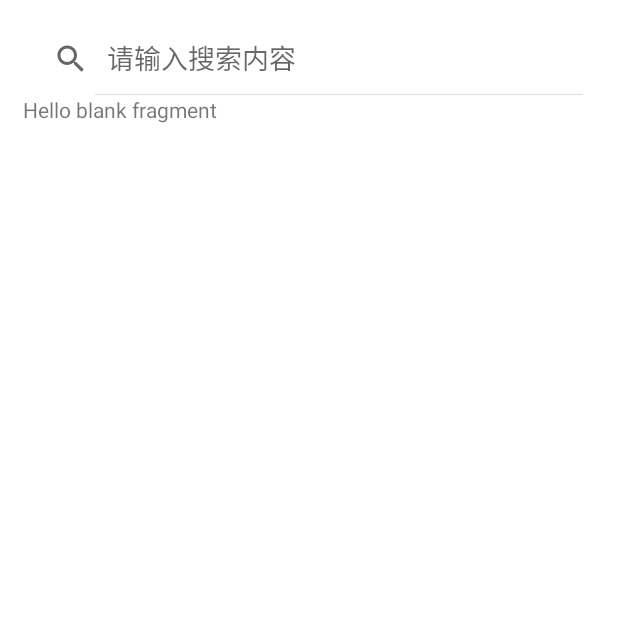
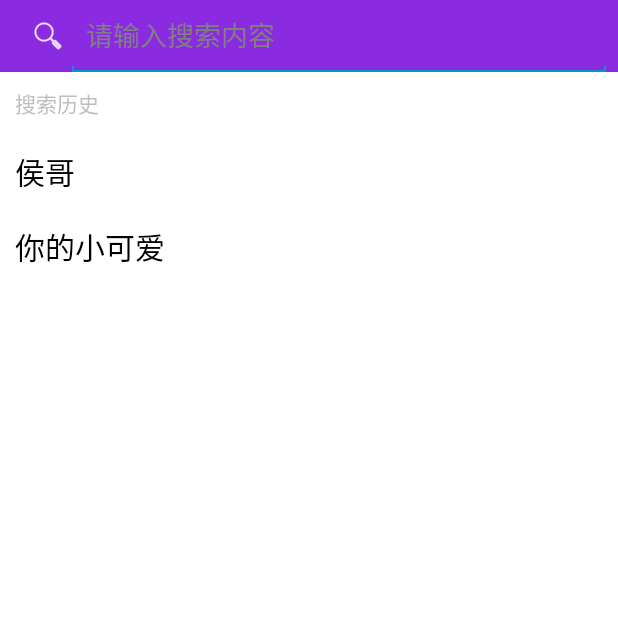
Before and after one commit to leezythu/NewsApp, an Android app: the screen it shows after launch (Search before the commit, SearchHistory after it), after a tap on "Search", on a phone screen of 412 x 824 dp, the top half of it. Run offline under Robolectric (Android 15) with nearby library versions, the phone set to English and light mode, and no system bars; our stand-ins replace Room's generated code, navigation-ui; libraries missing offline, so code that uses them is left out: com.nostra13.universalimageloader, com.scwang.smartrefresh; 5 statements that could not run were skipped.

Commit message:
add search function

```diff
--- a/src/main/AndroidManifest.xml
+++ b/src/main/AndroidManifest.xml
@@ -39,6 +39,12 @@
             android:label="@string/title_activity_search"
             android:theme="@style/AppTheme.NoActionBar"></activity>
         <activity
+            android:parentActivityName=".MainActivity"
+            android:name=".SearchHistory"
+            android:label="@string/title_activity_search_history"
+            android:theme="@style/AppTheme.NoActionBar"></activity>
+
+        <activity
             android:name=".MainActivity"
             android:label="@string/app_name"
             android:theme="@style/AppTheme.NoActionBar">
--- a/src/main/java/com/zhenyu/zhenyu/MainActivity.java
+++ b/src/main/java/com/zhenyu/zhenyu/MainActivity.java
@@ -225,7 +225,11 @@ public class MainActivity extends AppCompatActivity {
             @Override
             public boolean onMenuItemClick(MenuItem item) {
 //                Toast.makeText(getApplicationContext(), "您点击了头像", Toast.LENGTH_LONG).show();
-                Intent intent = new Intent(getApplicationContext(), Search.class);
+                Intent intent = new Intent(getApplicationContext(), SearchHistory.class);
+                Bundle bundle = new Bundle();
+                String keyword="null";
+                bundle.putString("keyword",keyword);
+                intent.putExtras(bundle);
                 startActivity(intent);
                 return true;
             }
--- a/src/main/java/com/zhenyu/zhenyu/NewsPages/HFpages/HFfragement.java
+++ b/src/main/java/com/zhenyu/zhenyu/NewsPages/HFpages/HFfragement.java
@@ -41,7 +41,6 @@ public class HFfragement  extends Fragment {
     private String CategoryS;
     private DateControl dateControl;
     private int mflag;
-
 
     public static HFfragement newInstance(int index, String category) {
         HFfragement fragment = new HFfragement();
--- a/src/main/java/com/zhenyu/zhenyu/NewsPages/searchGadget/Searchpage.java
+++ b/src/main/java/com/zhenyu/zhenyu/NewsPages/searchGadget/Searchpage.java
@@ -52,7 +52,7 @@ public class Searchpage extends Fragment {
         String keys = "中国";
         if(getArguments() != null) {
             keys = getArguments().getString("KeyWords");
-            keys = "中国";
+            keys = "军事";
             Toast.makeText(getContext(), "network request", Toast.LENGTH_LONG).show();
             Reception.request(keys, null, null, null, 3);
             viewModel.searchFor(keys);
--- /dev/null
+++ b/src/main/java/com/zhenyu/zhenyu/SearchHistory.java
@@ -0,0 +1,113 @@
+package com.zhenyu.zhenyu;
+
+
+import android.app.Activity;
+import android.content.Intent;
+import android.os.Bundle;
+import android.view.MotionEvent;
+import android.view.View;
+import android.view.Window;
+import android.widget.Adapter;
+import android.widget.AdapterView;
+import android.widget.ArrayAdapter;
+import android.widget.Button;
+import android.widget.ListView;
+import android.widget.SearchView;
+import android.widget.TextView;
+import android.widget.Toast;
+
+import androidx.appcompat.app.AppCompatActivity;
+import androidx.fragment.app.Fragment;
+import androidx.fragment.app.FragmentManager;
+import androidx.fragment.app.FragmentTransaction;
+import androidx.viewpager.widget.ViewPager;
+
+import com.google.android.material.tabs.TabLayout;
+import com.nostra13.universalimageloader.core.ImageLoader;
+import com.nostra13.universalimageloader.core.ImageLoaderConfiguration;
+import com.zhenyu.zhenyu.Database.AppDatabase;
+import com.zhenyu.zhenyu.NewsPages.HFpages.H_SectionsPagerAdapter;
+import com.zhenyu.zhenyu.NewsPages.ViewListNews.RecyclerItemClickListener;
+import com.zhenyu.zhenyu.NewsPages.searchGadget.S_SectionsPagerAdapter;
+import com.zhenyu.zhenyu.NewsPages.searchGadget.Searchpage;
+
+import java.util.ArrayList;
+import java.util.List;
+
+public class SearchHistory extends AppCompatActivity {
+    private SearchView mSearchView;
+    private List<String> searchHistory=new ArrayList<String>();
+    private  ListView listView;
+    String key;
+    @Override
+    protected void onCreate(Bundle savedInstanceState) {
+        super.onCreate(savedInstanceState);
+//        AppCompatDelegate.setDefaultNightMode(AppCompatDelegate.MODE_NIGHT_NO);
+        this.setTheme(R.style.Default);
+        requestWindowFeature(Window.FEATURE_NO_TITLE);
+        setContentView(R.layout.search_h_main);
+        initsearch();
+
+    }
+    public void initsearch() {
+        searchHistory.add("侯哥");
+        searchHistory.add("你的小可爱");
+        mSearchView = (SearchView) findViewById(R.id.searchView);
+        // 设置搜索文本监听
+        mSearchView.setOnQueryTextListener(new SearchView.OnQueryTextListener() {
+            // 当点击搜索按钮时触发该方法
+            @Override
+            public boolean onQueryTextSubmit(String query) {
+                searchHistory.add(query);
+                key = query;
+                Intent intent = new Intent(getApplicationContext(), Search.class);
+                Bundle bundle = new Bundle();
+                String keyword = query;
+                bundle.putString("keyword", keyword);
+                intent.putExtras(bundle);
+                startActivity(intent);
+                if (query.length() > 0) {
+                    Toast.makeText(getApplicationContext(), "key==" + key, Toast.LENGTH_LONG).show();
+                    mSearchView.setIconified(true);
+                    return true;
+                } else {
+                    return false;
+                }
+
+            }
+
+            // 当搜索内容改变时触发该方法
+            @Override
+            public boolean onQueryTextChange(String newText) {
+//                if (!TextUtils.isEmpty(newText)){
+//                    mListView.setFilterText(newText);
+//                }else{
+//                    mListView.clearTextFilter();
+//                }
+
+                return false;
+            }
+        });
+
+
+        ArrayAdapter<String>adapter=new ArrayAdapter<String>(this,R.layout.listview_text,R.id.listview_text,searchHistory);
+        listView = (ListView) findViewById(R.id.listView);
+        listView.setDividerHeight(0);
+        listView.setAdapter(adapter);
+
+        //设置listview点击事件
+        listView.setOnItemClickListener(new AdapterView.OnItemClickListener() {
+            @Override
+            public void onItemClick(AdapterView<?> arg0, View arg1, int position,
+                                    long positionid) {//arg1为当前的view，用当前的view
+                // TODO Auto-generated method stub
+
+                TextView t1= (TextView) arg1.findViewById(R.id.listview_text);
+                String id=t1.getText().toString();
+                Toast.makeText(getApplicationContext(),id,Toast.LENGTH_LONG).show();
+                mSearchView.setQuery(id,false);
+            }
+        });
+
+    }
+}
--- /dev/null
+++ b/src/main/res/layout/listview_text.xml
@@ -0,0 +1,8 @@
+<?xml version="1.0" encoding="utf-8"?>
+<TextView xmlns:android="http://schemas.android.com/apk/res/android"
+    android:layout_width="fill_parent"
+    android:layout_height="50dp"
+    android:textSize="20sp"
+    android:textColor="@color/black"
+    android:id="@+id/listview_text"
+   />
--- /dev/null
+++ b/src/main/res/layout/search_h_main.xml
@@ -0,0 +1,44 @@
+<?xml version="1.0" encoding="utf-8"?>
+
+
+<LinearLayout xmlns:app="http://schemas.android.com/apk/res-auto"
+    xmlns:tools="http://schemas.android.com/tools"
+    xmlns:android="http://schemas.android.com/apk/res/android"
+    android:background="?attr/appbg"
+    android:layout_width="match_parent"
+    android:layout_height="match_parent"
+
+    android:orientation="vertical">
+
+    <SearchView
+        android:id="@+id/searchView"
+        android:layout_width="match_parent"
+        android:layout_height="wrap_content"
+        android:iconifiedByDefault="false"
+        android:background="@color/blueviolet"
+        android:queryHint="请输入搜索内容"
+        >
+
+    </SearchView>
+
+        android:layout_width="wrap_content"
+        android:layout_height="wrap_content"
+        android:background="?attr/appbg">
+        <TextView
+            android:layout_width="wrap_content"
+            android:layout_height="wrap_content"
+            android:text="搜索历史"
+            android:layout_marginStart="10dp"
+            android:layout_marginTop="10dp"/>
+        <ListView
+            android:id="@+id/listView"
+            android:layout_marginStart="10dp"
+            android:layout_marginTop="20dp"
+            android:background="?attr/appbg"
+            android:layout_width="match_parent"
+            android:layout_height="0dp"
+            android:layout_weight="1" >
+
+        </ListView>
+
+</LinearLayout>
--- a/src/main/res/values/strings.xml
+++ b/src/main/res/values/strings.xml
@@ -44,6 +44,7 @@
     <string name="title_activity_reversetab">Tab</string>
     <string name="title_activity_history">History</string>
     <string name="title_activity_search">Search</string>
+    <string name="title_activity_search_history">SearchHistory</string>
     <string name="drawer_btn_rss">栏目管理</string>
     <string name="subscribe_my_category">切换栏目</string>
     <string name="subscribe_more_category">更多栏目</string>
```
Also changed, not shown: src/main/java/com/zhenyu/zhenyu/NewsPages/searchGadget/S_SectionsPagerAdapter.java (added, +52 -0 lines), src/main/java/com/zhenyu/zhenyu/Search.java (+82 -28 lines), src/main/res/layout/search_main.xml (+78 -7 lines), src/main/java/com/zhenyu/zhenyu/NewsPages/PageViewModel.java (line endings or trailing spaces).
